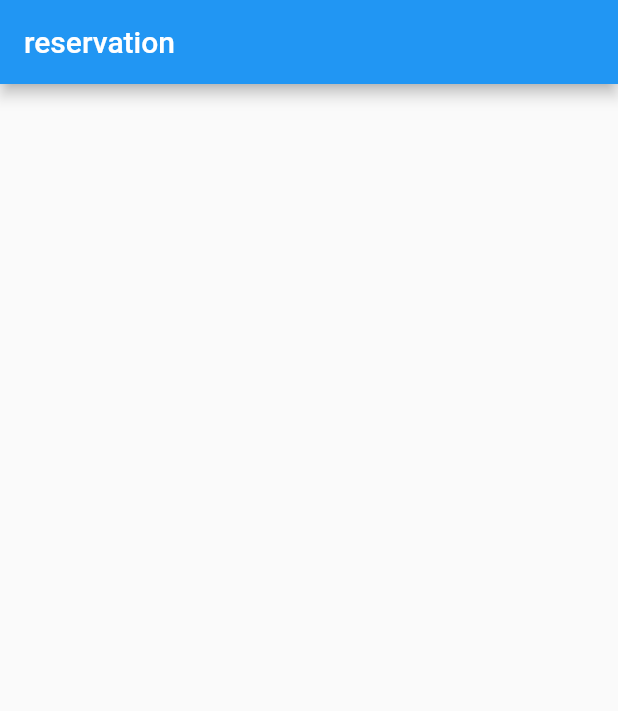
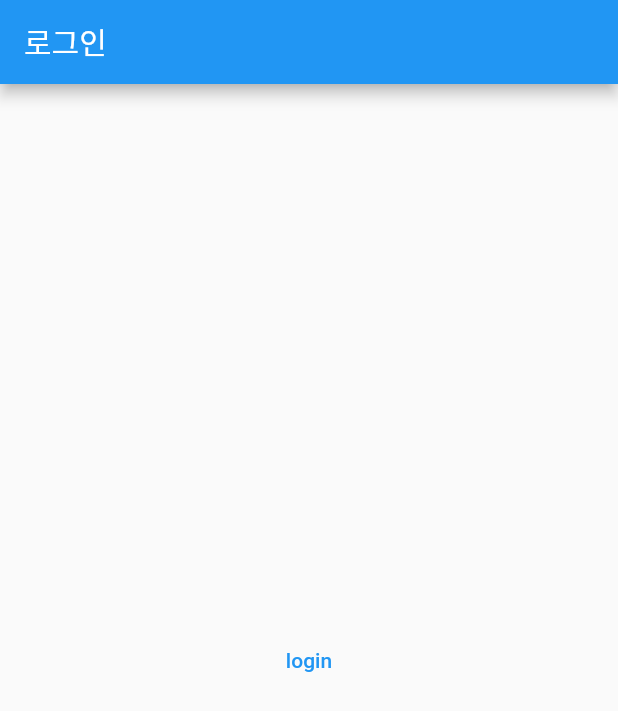
Before and after one commit to gwni0214/reservation, a Flutter app: the screen it shows after launch, on a phone screen of 412 x 824 dp. Shown: the top 711 px of the screen. Run offline on Flutter 3.47's test engine with Material 2 defaults, Android fonts, the phone set to English and light mode, and no system bars; our stand-ins replace get.

Commit message:
라우팅

```diff
--- a/reservation_test/lib/pages/login/login.dart
+++ b/reservation_test/lib/pages/login/login.dart
@@ -12,7 +12,12 @@ class Login extends StatelessWidget {
     String controller2 = '';
 
     return Scaffold(
-      appBar: AppBar(title: Text('reservation')),
+      appBar: AppBar(title: Text('로그인')),
+      body: Center(
+          child: TextButton(
+        child: Text('login'),
+        onPressed: () => Get.toNamed(Home.id),
+      )),
     );
   }
 }
--- a/reservation_test/pubspec.yaml
+++ b/reservation_test/pubspec.yaml
@@ -34,11 +34,7 @@ dependencies:
   # Use with the CupertinoIcons class for iOS style icons.
   cupertino_icons: ^1.0.2
   get:
-<<<<<<< HEAD
-=======
 
-
->>>>>>> 1c5aeb26ec824e526565398cbc887be76a98ddd9
 dev_dependencies:
   flutter_test:
     sdk: flutter
```
